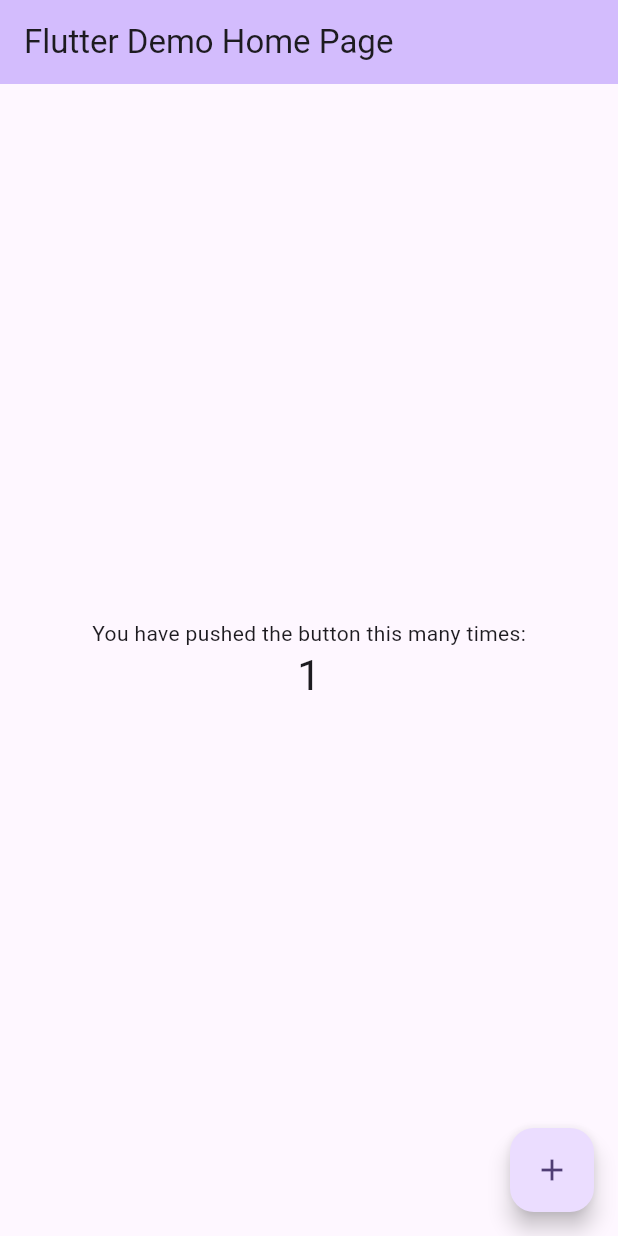
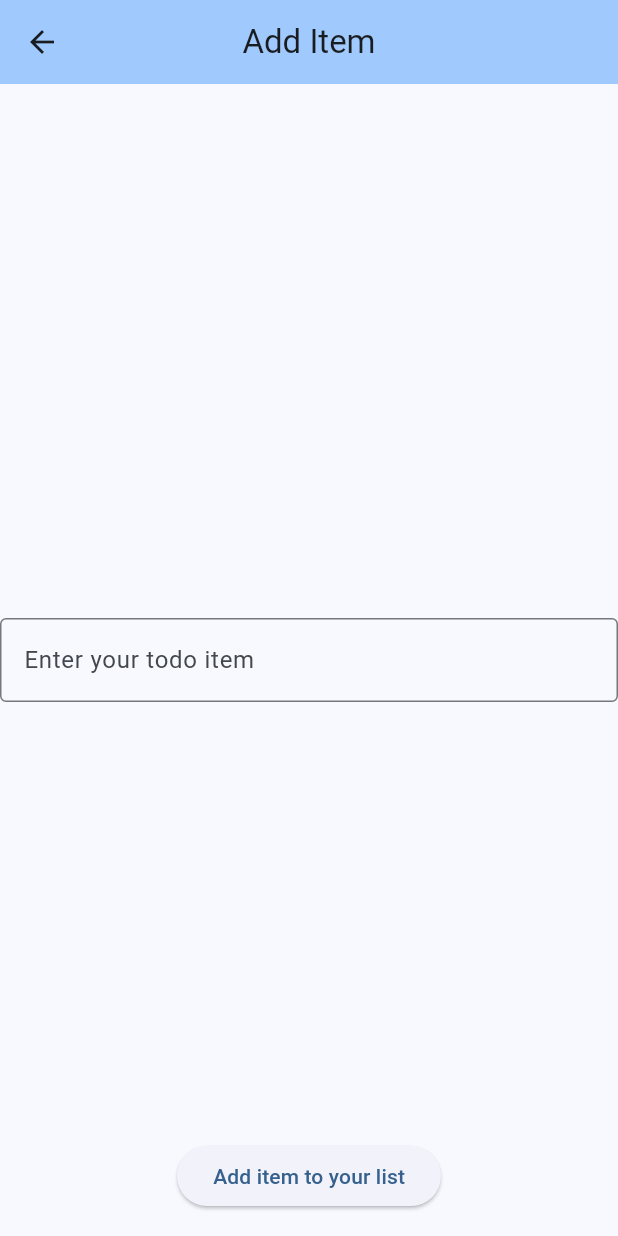
Before and after one commit to gu-tig333-ht23/gussteko, a Flutter app: the screen it shows after launch, after a tap on the "add" icon, on a phone screen of 412 x 824 dp. Run offline on Flutter 3.47's test engine with Material 2 defaults, Android fonts, the phone set to English and light mode, and no system bars.

Commit message:
Tappade min kod
Tappade all kod och hade bara demo-appen så kopierade min kod från github hemsidan

```diff
--- a/lib/main.dart
+++ b/lib/main.dart
@@ -1,125 +1,101 @@
 import 'package:flutter/material.dart';
 
 void main() {
-  runApp(const MyApp());
+  runApp(const TodoApp());
 }
 
-class MyApp extends StatelessWidget {
-  const MyApp({super.key});
-
-  // This widget is the root of your application.
+class TodoApp extends StatelessWidget {
+  const TodoApp({super.key});
   @override
   Widget build(BuildContext context) {
     return MaterialApp(
-      title: 'Flutter Demo',
+      title: 'Todo List',
       theme: ThemeData(
-        // This is the theme of your application.
-        //
-        // TRY THIS: Try running your application with "flutter run". You'll see
-        // the application has a blue toolbar. Then, without quitting the app,
-        // try changing the seedColor in the colorScheme below to Colors.green
-        // and then invoke "hot reload" (save your changes or press the "hot
-        // reload" button in a Flutter-supported IDE, or press "r" if you used
-        // the command line to start the app).
-        //
-        // Notice that the counter didn't reset back to zero; the application
-        // state is not lost during the reload. To reset the state, use hot
-        // restart instead.
-        //
-        // This works for code too, not just values: Most code changes can be
-        // tested with just a hot reload.
-        colorScheme: ColorScheme.fromSeed(seedColor: Colors.deepPurple),
+        colorScheme: ColorScheme.fromSeed(seedColor: Colors.blue),
         useMaterial3: true,
       ),
-      home: const MyHomePage(title: 'Flutter Demo Home Page'),
+      home: const ListPage(title: 'Todo Listpage'),
+      debugShowCheckedModeBanner: false,
     );
   }
 }
 
-class MyHomePage extends StatefulWidget {
-  const MyHomePage({super.key, required this.title});
-
-  // This widget is the home page of your application. It is stateful, meaning
-  // that it has a State object (defined below) that contains fields that affect
-  // how it looks.
-
-  // This class is the configuration for the state. It holds the values (in this
-  // case the title) provided by the parent (in this case the App widget) and
-  // used by the build method of the State. Fields in a Widget subclass are
-  // always marked "final".
-
+class ListPage extends StatelessWidget {
+  const ListPage({super.key, required this.title});
   final String title;
 
   @override
-  State<MyHomePage> createState() => _MyHomePageState();
+  Widget build(BuildContext context) {
+    return Scaffold(
+        appBar: AppBar(
+          centerTitle: true,
+          backgroundColor: Theme.of(context).colorScheme.inversePrimary,
+          title: const Text('Todo List'),
+          actions: <Widget>[
+            PopupMenuButton(itemBuilder: (BuildContext context) {
+              return [
+                PopupMenuItem(child: Text('Alphabetical')),
+                PopupMenuItem(child: Text('Done')),
+                PopupMenuItem(child: Text('Not Done')),
+              ];
+            })
+          ],
+        ),
+        body: ListView(
+          children: <Widget>[
+            ListTile(
+              leading: Icon(Icons.check_box_outline_blank),
+              title: Text('Klippa gräset'),
+              onTap: () {},
+            ),
+            ListTile(
+              leading: Icon(Icons.check_box_outline_blank),
+              title: Text('Köpa snus'),
+              onTap: () {},
+            ),
+            ListTile(
+              leading: Icon(Icons.check_box_outline_blank),
+              title: Text('Deklarera'),
+              onTap: () {},
+            ),
+          ],
+        ),
+        floatingActionButton: ElevatedButton(
+          onPressed: () {
+            Navigator.push(
+              context,
+              MaterialPageRoute(builder: (context) => const AddPage()),
+            );
+          },
+          child: const Icon(Icons.add),
+        ));
+  }
 }
 
-class _MyHomePageState extends State<MyHomePage> {
-  int _counter = 0;
-
-  void _incrementCounter() {
-    setState(() {
-      // This call to setState tells the Flutter framework that something has
-      // changed in this State, which causes it to rerun the build method below
-      // so that the display can reflect the updated values. If we changed
-      // _counter without calling setState(), then the build method would not be
-      // called again, and so nothing would appear to happen.
-      _counter++;
-    });
-  }
+class AddPage extends StatelessWidget {
+  const AddPage({super.key});
 
   @override
   Widget build(BuildContext context) {
-    // This method is rerun every time setState is called, for instance as done
-    // by the _incrementCounter method above.
-    //
-    // The Flutter framework has been optimized to make rerunning build methods
-    // fast, so that you can just rebuild anything that needs updating rather
-    // than having to individually change instances of widgets.
     return Scaffold(
       appBar: AppBar(
-        // TRY THIS: Try changing the color here to a specific color (to
-        // Colors.amber, perhaps?) and trigger a hot reload to see the AppBar
-        // change color while the other colors stay the same.
+        centerTitle: true,
         backgroundColor: Theme.of(context).colorScheme.inversePrimary,
-        // Here we take the value from the MyHomePage object that was created by
-        // the App.build method, and use it to set our appbar title.
-        title: Text(widget.title),
+        title: const Text('Add Item'),
+        actions: [],
       ),
       body: Center(
-        // Center is a layout widget. It takes a single child and positions it
-        // in the middle of the parent.
-        child: Column(
-          // Column is also a layout widget. It takes a list of children and
-          // arranges them vertically. By default, it sizes itself to fit its
-          // children horizontally, and tries to be as tall as its parent.
-          //
-          // Column has various properties to control how it sizes itself and
-          // how it positions its children. Here we use mainAxisAlignment to
-          // center the children vertically; the main axis here is the vertical
-          // axis because Columns are vertical (the cross axis would be
-          // horizontal).
-          //
-          // TRY THIS: Invoke "debug painting" (choose the "Toggle Debug Paint"
-          // action in the IDE, or press "p" in the console), to see the
-          // wireframe for each widget.
-          mainAxisAlignment: MainAxisAlignment.center,
-          children: <Widget>[
-            const Text(
-              'You have pushed the button this many times:',
-            ),
-            Text(
-              '$_counter',
-              style: Theme.of(context).textTheme.headlineMedium,
-            ),
-          ],
-        ),
+          child: TextField(
+        decoration: InputDecoration(
+            border: OutlineInputBorder(), hintText: 'Enter your todo item'),
+      )),
+      floatingActionButton: ElevatedButton(
+        onPressed: () {
+          Navigator.pop(context);
+        },
+        child: const Text('Add item to your list'),
       ),
-      floatingActionButton: FloatingActionButton(
-        onPressed: _incrementCounter,
-        tooltip: 'Increment',
-        child: const Icon(Icons.add),
-      ), // This trailing comma makes auto-formatting nicer for build methods.
+      floatingActionButtonLocation: FloatingActionButtonLocation.centerFloat,
     );
   }
 }
```
